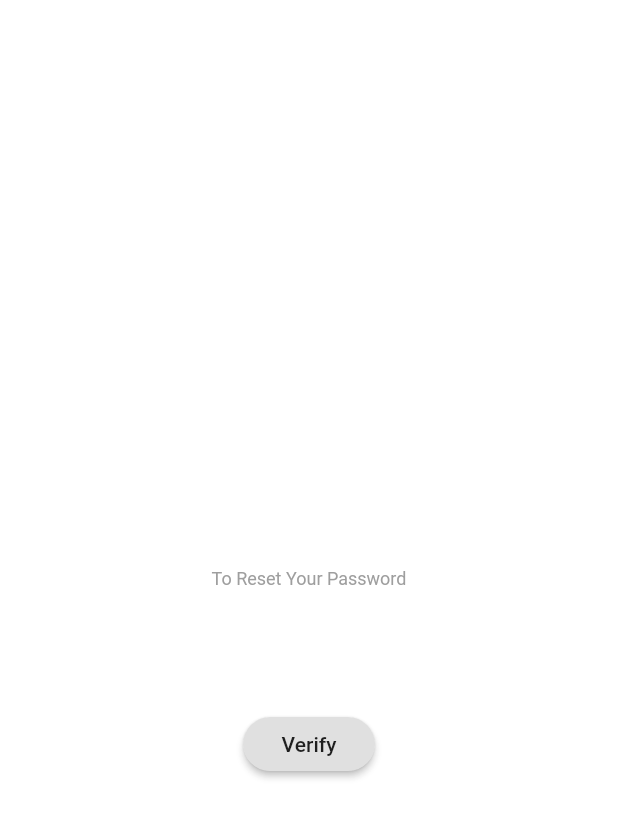
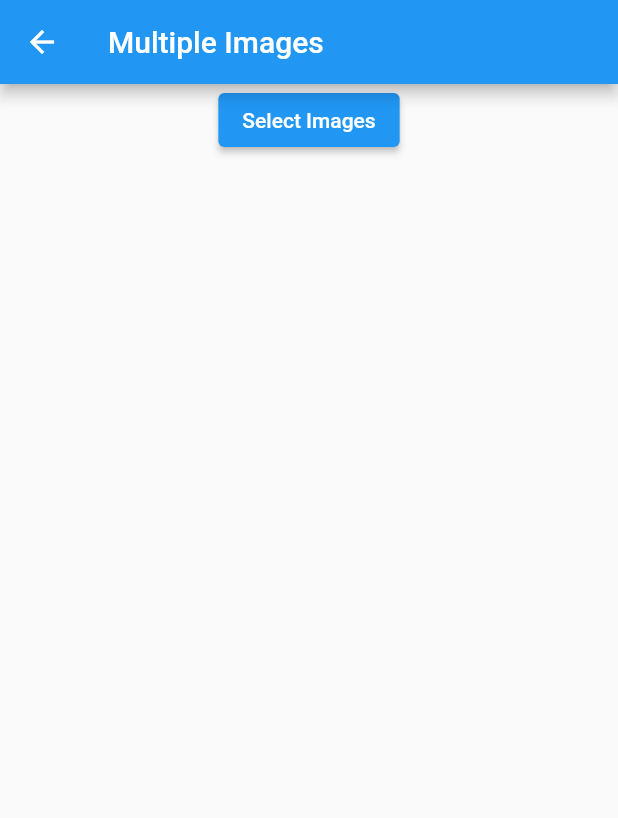
Before and after one commit to cr34t1ve/the_dealership, a Flutter app: the screen it shows after launch, after a tap on "Forgot Password?", on a phone screen of 412 x 824 dp. Shown: the top 818 px of the screen. Run offline on Flutter 3.47's test engine with Material 2 defaults, Android fonts, the phone set to English and light mode, and no system bars; our stand-ins replace carousel_slider, cloud_firestore, firebase_auth, firebase_core, firebase_database, fluttertoast and 5 more; accounts and stored records are empty; project files that could hold a hidden picture were left out.

Commit message:
Add vehicle

```diff
--- /dev/null
+++ b/lib/Pages/addvehicle.dart
@@ -0,0 +1,64 @@
+import 'dart:io';
+
+import 'package:flutter/cupertino.dart';
+import 'package:flutter/material.dart';
+import 'package:image_picker/image_picker.dart';
+
+class addvehicle extends StatefulWidget {
+  const addvehicle({Key? key}) : super(key: key);
+  static String idScreen = 'forgot-password';
+
+  @override
+  _addvehicleState createState() => _addvehicleState();
+}
+
+
+
+class _addvehicleState extends State<addvehicle> {
+
+
+
+  final ImagePicker imagePicker = ImagePicker();
+  List<XFile>? imageFileList = [];
+
+  void selectImages() async {
+    final List<XFile>? selectedImages = await imagePicker.pickMultiImage();
+    if (selectedImages!.isNotEmpty) {
+      imageFileList!.addAll(selectedImages);
+    }
+    print("Image List Length:" + imageFileList!.length.toString());
+    setState((){});
+  }
+  @override
+  Widget build(BuildContext context) {
+    return Scaffold(
+        appBar: AppBar(
+          title: Text('Multiple Images'),
+        ),
+        body: SafeArea(
+        child: Column(
+        children: [
+        ElevatedButton(
+        onPressed: () {
+      selectImages();
+    },
+    child: Text('Select Images'),
+    ),
+    Expanded(
+    child: Padding(
+    padding: const EdgeInsets.all(8.0),
+    child: GridView.builder(
+    itemCount: imageFileList!.length,
+    gridDelegate: SliverGridDelegateWithFixedCrossAxisCount(
+    crossAxisCount: 3),
+    itemBuilder: (BuildContext context, int index) {
+    return Image.file(File(imageFileList![index].path), fit: BoxFit.cover,);
+    }),
+    ),
+    ),
+    ],
+    ),
+    )
+    );
+  }
+}
--- a/lib/main.dart
+++ b/lib/main.dart
@@ -2,6 +2,7 @@ import 'package:flutter/foundation.dart';
 import 'package:flutter/material.dart';
 import 'package:firebase_core/firebase_core.dart';
 import 'package:firebase_auth/firebase_auth.dart';
+import 'package:the_dealership/Pages/addvehicle.dart';
 import 'package:the_dealership/Pages/forgotpassword.dart';
 import 'package:the_dealership/Pages/login.dart';
 import 'package:the_dealership/Pages/homepage.dart';
@@ -61,6 +62,8 @@ class App extends StatelessWidget {
         homepage.idScreen: (context) => homepage(),
         OnBoardingPage.idScreen: (context) => OnBoardingPage(),
         ForgotPassword.id: (context) => ForgotPassword(),
+        addvehicle.idScreen: (context) => addvehicle(),
+
       },
     );
     throw UnimplementedError();
--- a/pubspec.yaml
+++ b/pubspec.yaml
@@ -41,7 +41,7 @@ dependencies:
   carousel_slider: ^4.0.0
   fluttertoast:
   firebase_database:
-
+  image_picker:
 
   # The following adds the Cupertino Icons font to your application.
   # Use with the CupertinoIcons class for iOS style icons.
```
Also changed, not shown: lib/Pages/homepage.dart (+67 -71 lines), pubspec.lock.
